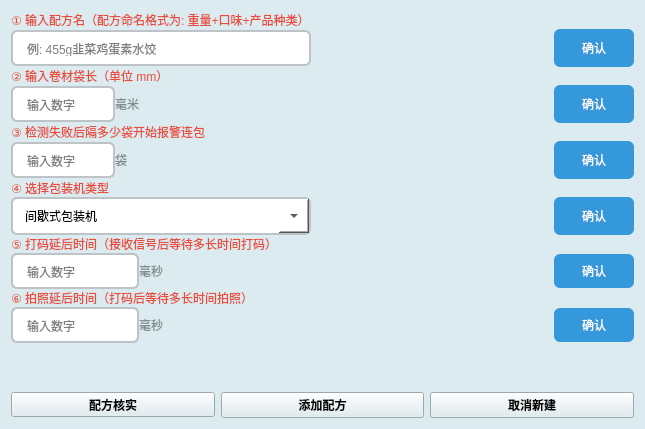
Hcj1108/Librecad_AFP5000, file librecad/src/OCRdemo/AddScheme.ui: the form before one commit.
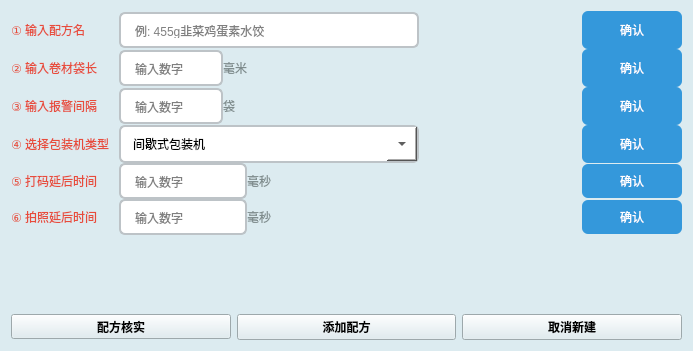
The form after the commit. Icons and pictures are not drawn.

What changed in the file:
```diff
--- a/librecad/src/OCRdemo/AddScheme.ui
+++ b/librecad/src/OCRdemo/AddScheme.ui
@@ -6,8 +6,8 @@
    <rect>
     <x>0</x>
     <y>0</y>
-    <width>645</width>
-    <height>429</height>
+    <width>693</width>
+    <height>351</height>
    </rect>
   </property>
   <property name="windowTitle">
@@ -49,18 +49,30 @@
        <property name="bottomMargin">
         <number>0</number>
        </property>
-       <item>
-        <widget class="QLabel" name="label_2">
-         <property name="styleSheet">
-          <string notr="true">font: bold 13px &quot;Microsoft YaHei&quot;; color: #e74c3c;</string>
-         </property>
-         <property name="text">
-          <string>① 输入配方名（配方命名格式为: 重量+口味+产品种类）</string>
-         </property>
-        </widget>
-       </item>
        <item>
         <layout class="QHBoxLayout" name="hl_scheme">
+         <item>
+          <widget class="QLabel" name="label_2">
+           <property name="minimumSize">
+            <size>
+             <width>108</width>
+             <height>0</height>
+            </size>
+           </property>
+           <property name="maximumSize">
+            <size>
+             <width>200</width>
+             <height>16777215</height>
+            </size>
+           </property>
+           <property name="styleSheet">
+            <string notr="true">font: bold 13px &quot;Microsoft YaHei&quot;; color: #e74c3c;</string>
+           </property>
+           <property name="text">
+            <string>① 输入配方名</string>
+           </property>
+          </widget>
+         </item>
          <item>
           <widget class="QLineEdit" name="lineEdit">
            <property name="minimumSize">
@@ -101,10 +113,16 @@
           <widget class="QToolButton" name="toolButton">
            <property name="minimumSize">
             <size>
-             <width>80</width>
+             <width>100</width>
              <height>38</height>
             </size>
            </property>
+           <property name="maximumSize">
+            <size>
+             <width>100</width>
+             <height>16777215</height>
+            </size>
+           </property>
            <property name="styleSheet">
             <string notr="true">QToolButton{font: bold 14px &quot;Microsoft YaHei&quot;; background: #3498db; color: white; border-radius: 6px; padding: 8px 16px;}
 QToolButton:hover{background: #2980b9;}</string>
@@ -116,18 +134,30 @@
          </item>
         </layout>
        </item>
-       <item>
-        <widget class="QLabel" name="label_4">
-         <property name="styleSheet">
-          <string notr="true">font: bold 13px &quot;Microsoft YaHei&quot;; color: #e74c3c;</string>
-         </property>
-         <property name="text">
-          <string>② 输入卷材袋长（单位 mm）</string>
-         </property>
-        </widget>
-       </item>
        <item>
         <layout class="QHBoxLayout" name="hl_dc">
+         <item>
+          <widget class="QLabel" name="label_4">
+           <property name="minimumSize">
+            <size>
+             <width>108</width>
+             <height>0</height>
+            </size>
+           </property>
+           <property name="maximumSize">
+            <size>
+             <width>200</width>
+             <height>16777215</height>
+            </size>
+           </property>
+           <property name="styleSheet">
+            <string notr="true">font: bold 13px &quot;Microsoft YaHei&quot;; color: #e74c3c;</string>
+           </property>
+           <property name="text">
+            <string>② 输入卷材袋长</string>
+           </property>
+          </widget>
+         </item>
          <item>
           <widget class="QLineEdit" name="lineEdit_2">
            <property name="minimumSize">
@@ -178,10 +208,16 @@
           <widget class="QToolButton" name="toolButton_2">
            <property name="minimumSize">
             <size>
-             <width>80</width>
+             <width>100</width>
              <height>38</height>
             </size>
            </property>
+           <property name="maximumSize">
+            <size>
+             <width>100</width>
+             <height>16777215</height>
+            </size>
+           </property>
            <property name="styleSheet">
             <string notr="true">QToolButton{font: bold 14px &quot;Microsoft YaHei&quot;; background: #3498db; color: white; border-radius: 6px; padding: 8px 16px;}
 QToolButton:hover{background: #2980b9;}</string>
@@ -193,18 +229,30 @@
          </item>
         </layout>
        </item>
-       <item>
-        <widget class="QLabel" name="label_7">
-         <property name="styleSheet">
-          <string notr="true">font: bold 13px &quot;Microsoft YaHei&quot;; color: #e74c3c;</string>
-         </property>
-         <property name="text">
-          <string>③ 检测失败后隔多少袋开始报警连包</string>
-         </property>
-        </widget>
-       </item>
        <item>
         <layout class="QHBoxLayout" name="hl_warn">
+         <item>
+          <widget class="QLabel" name="label_7">
+           <property name="minimumSize">
+            <size>
+             <width>108</width>
+             <height>0</height>
+            </size>
+           </property>
+           <property name="maximumSize">
+            <size>
+             <width>200</width>
+             <height>16777215</height>
+            </size>
+           </property>
+           <property name="styleSheet">
+            <string notr="true">font: bold 13px &quot;Microsoft YaHei&quot;; color: #e74c3c;</string>
+           </property>
+           <property name="text">
+            <string>③ 输入报警间隔</string>
+           </property>
+          </widget>
+         </item>
          <item>
           <widget class="QLineEdit" name="lineEdit_4">
            <property name="minimumSize">
@@ -255,10 +303,16 @@
           <widget class="QToolButton" name="toolButton_4">
            <property name="minimumSize">
             <size>
-             <width>80</width>
+             <width>100</width>
              <height>38</height>
             </size>
            </property>
+           <property name="maximumSize">
+            <size>
+             <width>100</width>
+             <height>16777215</height>
+            </size>
+           </property>
            <property name="styleSheet">
             <string notr="true">QToolButton{font: bold 14px &quot;Microsoft YaHei&quot;; background: #3498db; color: white; border-radius: 6px; padding: 8px 16px;}
 QToolButton:hover{background: #2980b9;}</string>
@@ -270,18 +324,30 @@
          </item>
         </layout>
        </item>
-       <item>
-        <widget class="QLabel" name="label_8">
-         <property name="styleSheet">
-          <string notr="true">font: bold 13px &quot;Microsoft YaHei&quot;; color: #e74c3c;</string>
-         </property>
-         <property name="text">
-          <string>④ 选择包装机类型</string>
-         </property>
-        </widget>
-       </item>
        <item>
         <layout class="QHBoxLayout" name="hl_machine">
+         <item>
+          <widget class="QLabel" name="label_8">
+           <property name="minimumSize">
+            <size>
+             <width>108</width>
+             <height>0</height>
+            </size>
+           </property>
+           <property name="maximumSize">
+            <size>
+             <width>200</width>
+             <height>16777215</height>
+            </size>
+           </property>
+           <property name="styleSheet">
+            <string notr="true">font: bold 13px &quot;Microsoft YaHei&quot;; color: #e74c3c;</string>
+           </property>
+           <property name="text">
+            <string>④ 选择包装机类型</string>
+           </property>
+          </widget>
+         </item>
          <item>
           <widget class="QComboBox" name="comboBox">
            <property name="minimumSize">
@@ -299,7 +365,10 @@
            <property name="styleSheet">
             <string notr="true">QComboBox{font: 14px &quot;Microsoft YaHei&quot;; padding: 6px 12px; border: 2px solid #bdc3c7; border-radius: 6px; background: white;}
 QComboBox:focus{border-color: #3498db;}
-QComboBox::drop-down{subcontrol-position: right; width: 30px;}</string>
+QComboBox::drop-down{subcontrol-position: right; width: 30px;}
+QComboBox::down-arrow {
+    image: url(:/PNG/Resources/PNG/down_2.png);
+} </string>
            </property>
            <item>
             <property name="text">
@@ -330,10 +399,16 @@
           <widget class="QToolButton" name="toolButton_5">
            <property name="minimumSize">
             <size>
-             <width>80</width>
+             <width>100</width>
              <height>38</height>
             </size>
            </property>
+           <property name="maximumSize">
+            <size>
+             <width>100</width>
+             <height>16777215</height>
+            </size>
+           </property>
            <property name="styleSheet">
             <string notr="true">QToolButton{font: bold 14px &quot;Microsoft YaHei&quot;; background: #3498db; color: white; border-radius: 6px; padding: 8px 16px;}
 QToolButton:hover{background: #2980b9;}</string>
@@ -370,18 +445,30 @@
            <property name="bottomMargin">
             <number>0</number>
            </property>
-           <item>
-            <widget class="QLabel" name="label_24">
-             <property name="styleSheet">
-              <string notr="true">font: bold 13px &quot;Microsoft YaHei&quot;; color: #e74c3c; background: transparent;</string>
-             </property>
-             <property name="text">
-              <string>⑤ 打码延后时间（接收信号后等待多长时间打码）</string>
-             </property>
-            </widget>
-           </item>
            <item>
             <layout class="QHBoxLayout" name="hl_delay1">
+             <item>
+              <widget class="QLabel" name="label_24">
+               <property name="minimumSize">
+                <size>
+                 <width>108</width>
+                 <height>0</height>
+                </size>
+               </property>
+               <property name="maximumSize">
+                <size>
+                 <width>200</width>
+                 <height>16777215</height>
+                </size>
+               </property>
+               <property name="styleSheet">
+                <string notr="true">font: bold 13px &quot;Microsoft YaHei&quot;; color: #e74c3c; background: transparent;</string>
+               </property>
+               <property name="text">
+                <string>⑤ 打码延后时间</string>
+               </property>
+              </widget>
+             </item>
              <item>
               <widget class="QLineEdit" name="lineEdit_8">
                <property name="cursor">
@@ -423,10 +510,16 @@
               <widget class="QToolButton" name="toolButton_12">
                <property name="minimumSize">
                 <size>
-                 <width>80</width>
+                 <width>100</width>
                  <height>34</height>
                 </size>
                </property>
+               <property name="maximumSize">
+                <size>
+                 <width>100</width>
+                 <height>16777215</height>
+                </size>
+               </property>
                <property name="styleSheet">
                 <string notr="true">QToolButton{font: bold 13px &quot;Microsoft YaHei&quot;; background: #3498db; color: white; border-radius: 6px; padding: 6px 14px;}
 QToolButton:hover{background: #2980b9;}</string>
@@ -438,18 +531,30 @@
              </item>
             </layout>
            </item>
-           <item>
-            <widget class="QLabel" name="label_23">
-             <property name="styleSheet">
-              <string notr="true">font: bold 13px &quot;Microsoft YaHei&quot;; color: #e74c3c; background: transparent;</string>
-             </property>
-             <property name="text">
-              <string>⑥ 拍照延后时间（打码后等待多长时间拍照）</string>
-             </property>
-            </widget>
-           </item>
            <item>
             <layout class="QHBoxLayout" name="hl_delay2">
+             <item>
+              <widget class="QLabel" name="label_23">
+               <property name="minimumSize">
+                <size>
+                 <width>108</width>
+                 <height>0</height>
+                </size>
+               </property>
+               <property name="maximumSize">
+                <size>
+                 <width>200</width>
+                 <height>16777215</height>
+                </size>
+               </property>
+               <property name="styleSheet">
+                <string notr="true">font: bold 13px &quot;Microsoft YaHei&quot;; color: #e74c3c; background: transparent;</string>
+               </property>
+               <property name="text">
+                <string>⑥ 拍照延后时间</string>
+               </property>
+              </widget>
+             </item>
              <item>
               <widget class="QLineEdit" name="lineEdit_7">
                <property name="styleSheet">
@@ -488,10 +593,16 @@
               <widget class="QToolButton" name="toolButton_11">
                <property name="minimumSize">
                 <size>
-                 <width>80</width>
+                 <width>100</width>
                  <height>34</height>
                 </size>
                </property>
+               <property name="maximumSize">
+                <size>
+                 <width>100</width>
+                 <height>16777215</height>
+                </size>
+               </property>
                <property name="styleSheet">
                 <string notr="true">QToolButton{font: bold 13px &quot;Microsoft YaHei&quot;; background: #3498db; color: white; border-radius: 6px; padding: 6px 14px;}
 QToolButton:hover{background: #2980b9;}</string>
@@ -522,18 +633,18 @@
            <property name="bottomMargin">
             <number>0</number>
            </property>
-           <item>
-            <widget class="QLabel" name="label_10">
-             <property name="styleSheet">
-              <string notr="true">font: bold 13px &quot;Microsoft YaHei&quot;; color: #e74c3c; background: transparent;</string>
-             </property>
-             <property name="text">
-              <string>⑤ 打码延后距离（接收信号后膜走多少距离开始打码）</string>
-             </property>
-            </widget>
-           </item>
            <item>
             <layout class="QHBoxLayout" name="hl_dist1">
+             <item>
+              <widget class="QLabel" name="label_10">
+               <property name="styleSheet">
+                <string notr="true">font: bold 13px &quot;Microsoft YaHei&quot;; color: #e74c3c; background: transparent;</string>
+               </property>
+               <property name="text">
+                <string>⑤ 打码延后距离</string>
+               </property>
+              </widget>
+             </item>
              <item>
               <widget class="QLineEdit" name="lineEdit_9">
                <property name="minimumSize">
@@ -544,7 +655,7 @@
                </property>
                <property name="maximumSize">
                 <size>
-                 <width>104</width>
+                 <width>128</width>
                  <height>16777215</height>
                 </size>
                </property>
@@ -584,10 +695,16 @@
               <widget class="QToolButton" name="toolButton_13">
                <property name="minimumSize">
                 <size>
-                 <width>80</width>
+                 <width>100</width>
                  <height>34</height>
                 </size>
                </property>
+               <property name="maximumSize">
+                <size>
+                 <width>100</width>
+                 <height>16777215</height>
+                </size>
+               </property>
                <property name="styleSheet">
                 <string notr="true">QToolButton{font: bold 13px &quot;Microsoft YaHei&quot;; background: #3498db; color: white; border-radius: 6px; padding: 6px 14px;}
 QToolButton:hover{background: #2980b9;}</string>
@@ -599,18 +716,18 @@
              </item>
             </layout>
            </item>
-           <item>
-            <widget class="QLabel" name="label_13">
-             <property name="styleSheet">
-              <string notr="true">font: bold 13px &quot;Microsoft YaHei&quot;; color: #e74c3c; background: transparent;</string>
-             </property>
-             <property name="text">
-              <string>⑥ 拍照延后距离（打码完成后膜走多少距离拍照）</string>
-             </property>
-            </widget>
-           </item>
            <item>
             <layout class="QHBoxLayout" name="hl_dist2">
+             <item>
+              <widget class="QLabel" name="label_13">
+               <property name="styleSheet">
+                <string notr="true">font: bold 13px &quot;Microsoft YaHei&quot;; color: #e74c3c; background: transparent;</string>
+               </property>
+               <property name="text">
+                <string>⑥ 拍照延后距离</string>
+               </property>
+              </widget>
+             </item>
              <item>
               <widget class="QLineEdit" name="lineEdit_6">
                <property name="minimumSize">
@@ -621,7 +738,7 @@
                </property>
                <property name="maximumSize">
                 <size>
-                 <width>104</width>
+                 <width>128</width>
                  <height>16777215</height>
                 </size>
                </property>
@@ -661,10 +778,16 @@
               <widget class="QToolButton" name="toolButton_10">
                <property name="minimumSize">
                 <size>
-                 <width>80</width>
+                 <width>100</width>
                  <height>34</height>
                 </size>
                </property>
+               <property name="maximumSize">
+                <size>
+                 <width>100</width>
+                 <height>16777215</height>
+                </size>
+               </property>
                <property name="styleSheet">
                 <string notr="true">QToolButton{font: bold 13px &quot;Microsoft YaHei&quot;; background: #3498db; color: white; border-radius: 6px; padding: 6px 14px;}
 QToolButton:hover{background: #2980b9;}</string>
```
